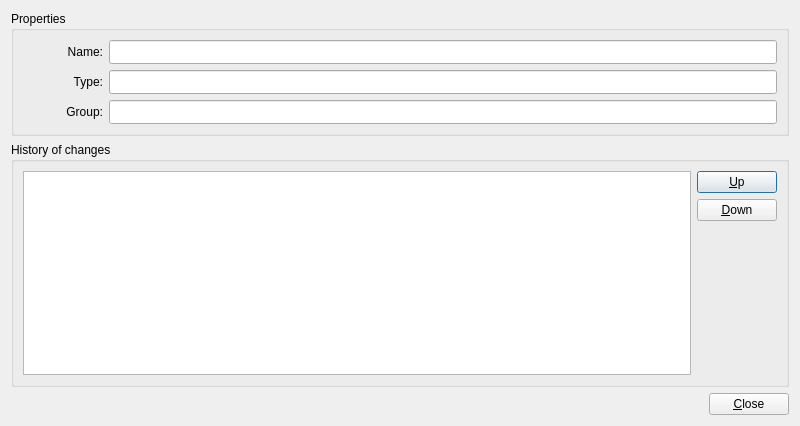
This is ddocclient/kksgui/ui/attr_history.ui in YuriyRusinov/reper as Qt 5 draws it before an edit. The edited form follows.
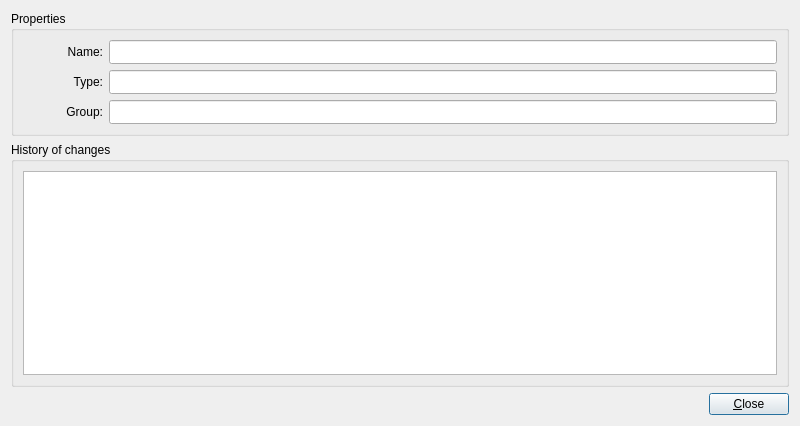
This is the edited form. Icons and pictures are not drawn.

Commit message: Search temlates filter was adopted for categories.

```diff
--- a/ddocclient/kksgui/ui/attr_history.ui
+++ b/ddocclient/kksgui/ui/attr_history.ui
@@ -172,37 +172,6 @@
         </property>
        </widget>
       </item>
-      <item row="0" column="1">
-       <layout class="QVBoxLayout" name="verticalLayout">
-        <item>
-         <widget class="QPushButton" name="pbUp">
-          <property name="text">
-           <string>&amp;Up</string>
-          </property>
-         </widget>
-        </item>
-        <item>
-         <widget class="QPushButton" name="pbDown">
-          <property name="text">
-           <string>&amp;Down</string>
-          </property>
-         </widget>
-        </item>
-        <item>
-         <spacer name="verticalSpacer">
-          <property name="orientation">
-           <enum>Qt::Vertical</enum>
-          </property>
-          <property name="sizeHint" stdset="0">
-           <size>
-            <width>20</width>
-            <height>128</height>
-           </size>
-          </property>
-         </spacer>
-        </item>
-       </layout>
-      </item>
      </layout>
     </widget>
    </item>
```
The commit also changes 2 other files.
